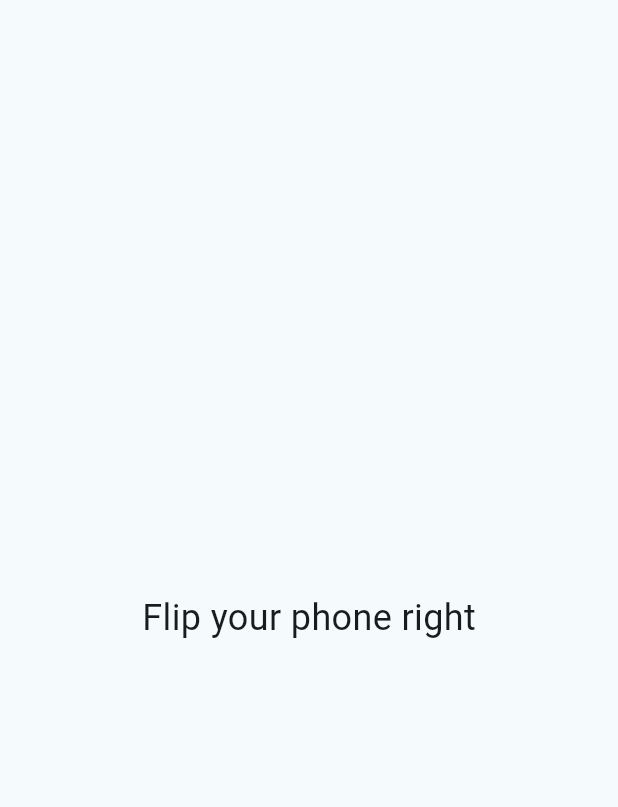
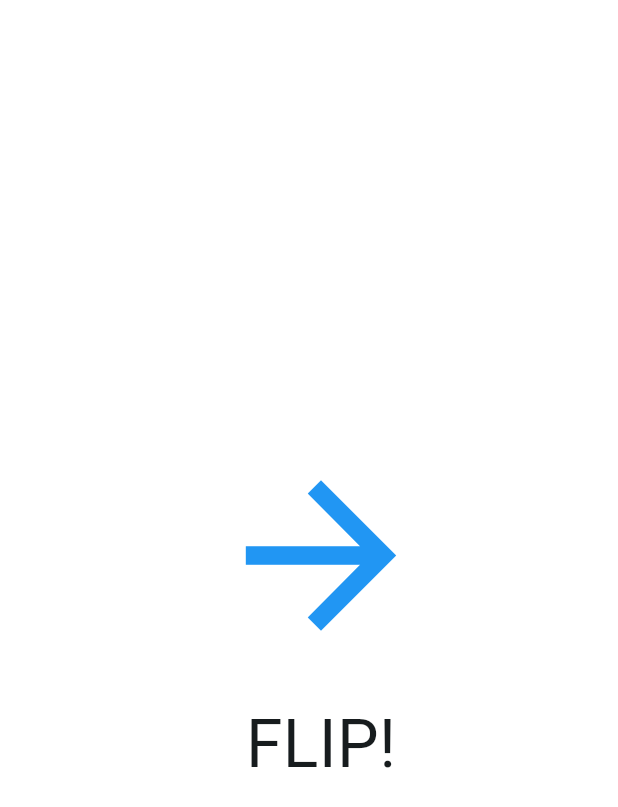
Before and after one commit to Kyneb98/dma_project, a Flutter app: the FlipRightChallenge screen opened directly, on a phone screen of 412 x 824 dp. Shown: the top 807 px of the screen. Run offline on Flutter 3.47's test engine with Material 3 defaults, Android fonts, the phone set to English and light mode, and no system bars; our stand-ins replace audioplayers, sensors_plus.

Commit message:
Added complete screen and bouncing to all flip challenges
Co-authored-by: Copilot <copilot@github.com>

```diff
--- a/lib/challenge_list.dart
+++ b/lib/challenge_list.dart
@@ -35,7 +35,11 @@ Challenge getRandomChallenge() {
 // sekvensen som kører de 7 challenges
 Future<void> runChallengeSequence(BuildContext context) async {
   final List<Widget> challengeWidgets = [
+    const FlipLeftChallenge(),
+    const FlipRightChallenge(),
     const FlipDownChallenge(),
+    const FlipUpChallenge(),
+    const ShakeChallenge(),
 
 
     // ... etc
--- a/lib/challenges/flip_right_challenge.dart
+++ b/lib/challenges/flip_right_challenge.dart
@@ -1,6 +1,7 @@
 import 'dart:async';
 import 'package:flutter/material.dart';
 import 'package:sensors_plus/sensors_plus.dart';
+import 'package:audioplayers/audioplayers.dart';
 
 class FlipRightChallenge extends StatefulWidget {
   final VoidCallback? onCompleted;
@@ -15,15 +16,36 @@ class _FlipRightChallengeState extends State<FlipRightChallenge> {
   bool _isCompleted = false;
   StreamSubscription<GyroscopeEvent>? _gyroscopeSubscription;
 
+  final AudioPlayer _audioPlayer = AudioPlayer();
+
+  // 🔽 Animation state
+  bool _bounce = false;
+
   @override
   void initState() {
     super.initState();
+
+
+  // Start bounce animation loop
+      Timer.periodic(const Duration(milliseconds: 250), (_) {
+        if (!mounted) return;
+        setState(() {
+          _bounce = !_bounce;
+       });
+     });
+
+
     _gyroscopeSubscription = SensorsPlatform.instance
         .gyroscopeEventStream()
         .listen((GyroscopeEvent event) {
       if (!_isCompleted && event.y > 3.0) { // Threshold for flip right
         setState(() {
           _isCompleted = true;
+
+          _audioPlayer.play(
+              AssetSource('sounds/complete.mp3'),
+        );
+
         });
         widget.onCompleted?.call();
         Future.delayed(const Duration(seconds: 1), () {
@@ -43,13 +65,34 @@ class _FlipRightChallengeState extends State<FlipRightChallenge> {
 
   @override
   Widget build(BuildContext context) {
-    return Scaffold(
-      body: Center(
-        child: Text(
-          _isCompleted ? 'Challenge Completed!' : 'Flip your phone right',
-          style: const TextStyle(fontSize: 24),
-        ),
+     return Scaffold(
+  backgroundColor: _isCompleted ? Colors.green : Colors.white,
+  body: Center(
+    child: Column(
+      mainAxisAlignment: MainAxisAlignment.center,
+      children: [
+       AnimatedContainer(
+  duration: const Duration(milliseconds: 250),
+  margin: EdgeInsets.only(left: _bounce ? 40 : 0),
+  child: Column(
+    mainAxisAlignment: MainAxisAlignment.center,
+    children: [
+      const Icon(
+        Icons.arrow_forward,
+        size: 150,
+        color: Colors.blue,
       ),
-    );
+      const SizedBox(height: 20),
+      Text(
+        _isCompleted ? 'Challenge Completed!' : 'FLIP!',
+        style: const TextStyle(fontSize: 44),
+      ),
+    ],
+  ),
+),
+      ],
+    ),
+  ),
+);
   }
 }
```
Also changed, not shown: lib/challenges/flip_down_challenge.dart (+6 -9 lines), lib/challenges/flip_left_challenge.dart (+53 -7 lines), lib/challenges/flip_up_challenge.dart (+23 -9 lines).
